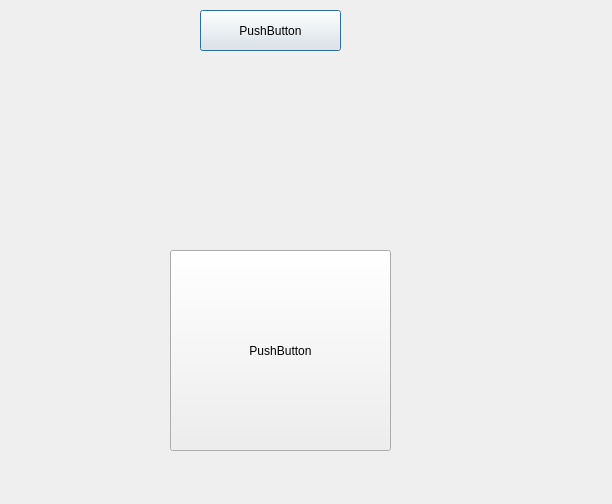
Old version of the form PushButtonWithMenuDemo/PushButtonWithMenuDemo/PushButtonWithMenuDemo.ui in the repository hyq5436/playground.
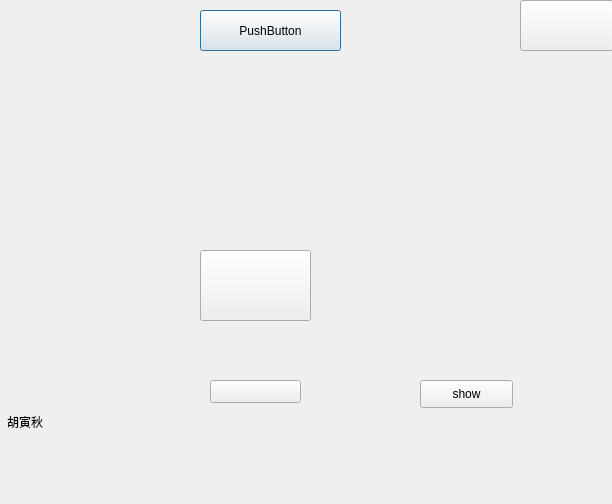
New version of the form. Custom widgets are drawn as their Qt base class.

Diff of the .ui file:
```diff
--- a/PushButtonWithMenuDemo/PushButtonWithMenuDemo/PushButtonWithMenuDemo.ui
+++ b/PushButtonWithMenuDemo/PushButtonWithMenuDemo/PushButtonWithMenuDemo.ui
@@ -51,14 +51,132 @@
   <widget class="LiveButton" name="pushButton_2">
    <property name="geometry">
     <rect>
-     <x>170</x>
+     <x>200</x>
      <y>250</y>
-     <width>221</width>
-     <height>201</height>
+     <width>111</width>
+     <height>71</height>
     </rect>
    </property>
    <property name="text">
-    <string>PushButton</string>
+    <string/>
+   </property>
+  </widget>
+  <widget class="LiveMoreButton" name="btnShowMenu">
+   <property name="geometry">
+    <rect>
+     <x>210</x>
+     <y>380</y>
+     <width>91</width>
+     <height>23</height>
+    </rect>
+   </property>
+   <property name="text">
+    <string/>
+   </property>
+  </widget>
+  <widget class="QFrame" name="hostStatusContainer">
+   <property name="geometry">
+    <rect>
+     <x>0</x>
+     <y>411</y>
+     <width>81</width>
+     <height>21</height>
+    </rect>
+   </property>
+   <layout class="QHBoxLayout" name="horizontalLayout">
+    <property name="spacing">
+     <number>0</number>
+    </property>
+    <property name="leftMargin">
+     <number>7</number>
+    </property>
+    <property name="topMargin">
+     <number>0</number>
+    </property>
+    <property name="rightMargin">
+     <number>8</number>
+    </property>
+    <property name="bottomMargin">
+     <number>0</number>
+    </property>
+    <item>
+     <widget class="QLabel" name="lblName">
+      <property name="text">
+       <string>胡寅秋</string>
+      </property>
+     </widget>
+    </item>
+    <item alignment="Qt::AlignVCenter">
+     <widget class="QLabel" name="lblMicStatus">
+      <property name="minimumSize">
+       <size>
+        <width>20</width>
+        <height>20</height>
+       </size>
+      </property>
+      <property name="maximumSize">
+       <size>
+        <width>20</width>
+        <height>20</height>
+       </size>
+      </property>
+      <property name="text">
+       <string/>
+      </property>
+     </widget>
+    </item>
+    <item>
+     <spacer name="horizontalSpacer">
+      <property name="orientation">
+       <enum>Qt::Horizontal</enum>
+      </property>
+      <property name="sizeHint" stdset="0">
+       <size>
+        <width>40</width>
+        <height>20</height>
+       </size>
+      </property>
+     </spacer>
+    </item>
+   </layout>
+  </widget>
+  <widget class="HostMicStatusWidget" name="hostMicStatus" native="true">
+   <property name="geometry">
+    <rect>
+     <x>0</x>
+     <y>469</y>
+     <width>120</width>
+     <height>31</height>
+    </rect>
+   </property>
+  </widget>
+  <widget class="QPushButton" name="btnClose">
+   <property name="geometry">
+    <rect>
+     <x>520</x>
+     <y>0</y>
+     <width>93</width>
+     <height>51</height>
+    </rect>
+   </property>
+   <property name="cursor">
+    <cursorShape>PointingHandCursor</cursorShape>
+   </property>
+   <property name="text">
+    <string/>
+   </property>
+  </widget>
+  <widget class="QPushButton" name="btnShow">
+   <property name="geometry">
+    <rect>
+     <x>420</x>
+     <y>380</y>
+     <width>93</width>
+     <height>28</height>
+    </rect>
+   </property>
+   <property name="text">
+    <string>show</string>
    </property>
   </widget>
  </widget>
@@ -80,6 +198,17 @@
    <extends>QPushButton</extends>
    <header>LiveButton.h</header>
   </customwidget>
+  <customwidget>
+   <class>LiveMoreButton</class>
+   <extends>QPushButton</extends>
+   <header>LiveMoreButton.h</header>
+  </customwidget>
+  <customwidget>
+   <class>HostMicStatusWidget</class>
+   <extends>QWidget</extends>
+   <header>HostMicStatusWidget.h</header>
+   <container>1</container>
+  </customwidget>
  </customwidgets>
  <resources>
   <include location="PushButtonWithMenuDemo.qrc"/>
```
